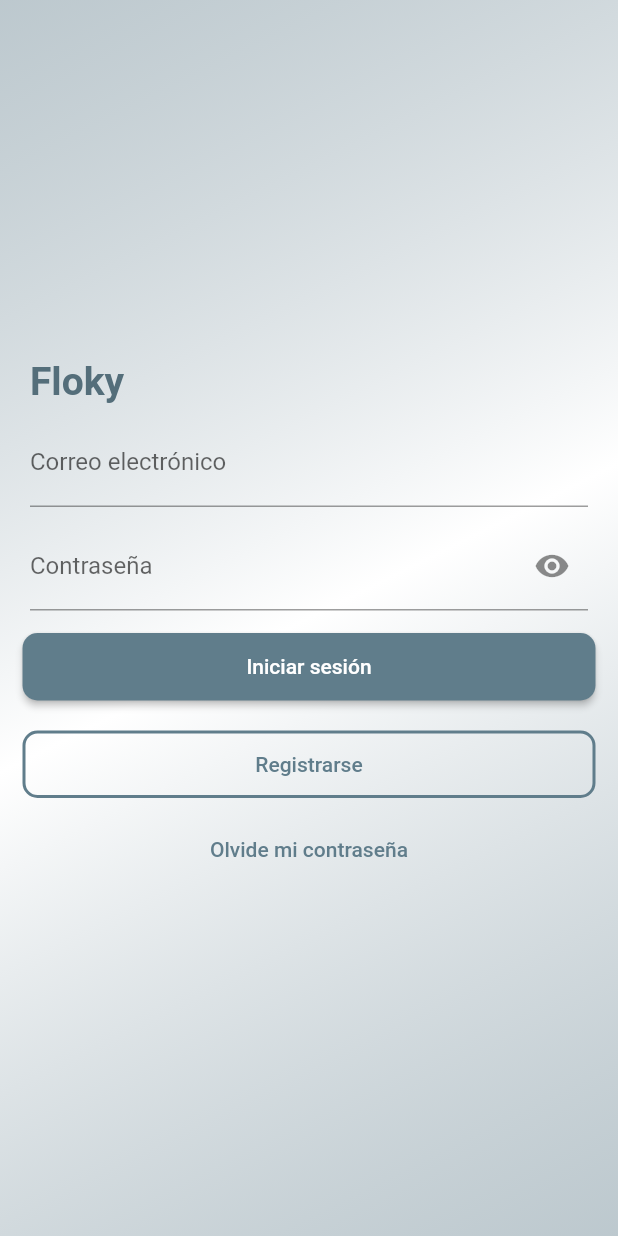
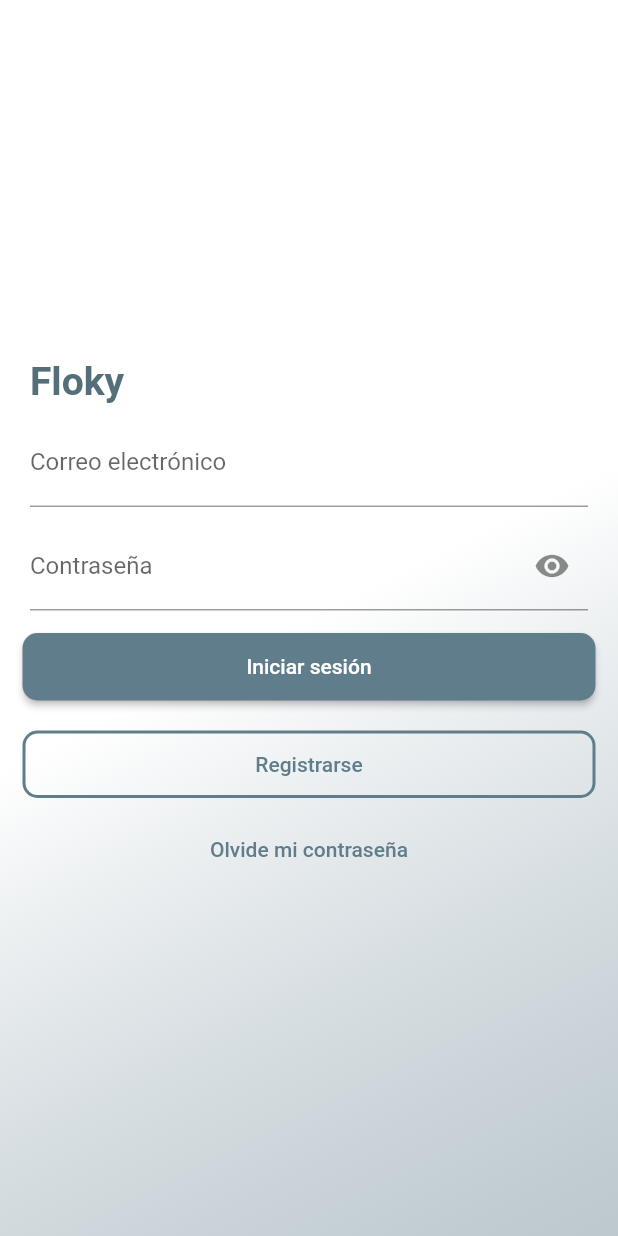
Before and after one commit to jcarloshg/Floky, a Flutter app: the screen it shows after launch, on a phone screen of 412 x 824 dp. Run offline on Flutter 3.47's test engine with Material 2 defaults, Android fonts, the phone set to English and light mode, and no system bars; our stand-ins replace bloc, flutter_bloc, get_it; missing offline and left inert: amplify_api, amplify_auth_cognito, amplify_flutter, safeprint.

Commit message:
create AuthenticateLogin with bloc

```diff
--- a/lib/domain/bloc/authenticate/authenticate_bloc.dart
+++ b/lib/domain/bloc/authenticate/authenticate_bloc.dart
@@ -27,8 +27,6 @@ class AuthenticateBloc extends Bloc<AuthenticateEvent, AuthenticateState> {
         if (response.runtimeType == String) {
           return emit(AuthenticateError(messageError: response));
         }
-
-
       },
     );
   }
--- /dev/null
+++ b/lib/views/pages/authenticate/login/login.providerBloc.dart
@@ -0,0 +1,17 @@
+import 'package:floky/domain/bloc/authenticate/authenticate_bloc.dart';
+import 'package:flutter/material.dart';
+
+class LoginFormController {
+  final TextEditingController emailControl = TextEditingController();
+  final TextEditingController passControl = TextEditingController();
+  LoginFormController();
+}
+
+class AuthenticateLogin extends AuthenticateBloc {
+  GlobalKey<FormState> formLoginKey = GlobalKey<FormState>();
+  final LoginFormController loginFormController = LoginFormController();
+
+  AuthenticateLogin({required super.authenticate}) {
+    on<LogIn>((event, emit) => null);
+  }
+}
--- a/lib/views/pages/authenticate/login/login/login.screen.dart
+++ b/lib/views/pages/authenticate/login/login/login.screen.dart
@@ -32,10 +32,11 @@ class LoginScreen extends StatelessWidget {
     return BoxDecoration(
       // border: Border.all(),
       gradient: LinearGradient(
-        begin: const Alignment(-1.75, -1.75),
+        // begin: const Alignment(-1.75, -1.75),
+        begin: const Alignment(0, 0),
         end: const Alignment(1.75, 1.75),
         colors: [
-          Theme.of(context).primaryColor.withOpacity(0.5),
+          // Theme.of(context).primaryColor.withOpacity(0.5),
           Colors.white,
           Theme.of(context).primaryColor.withOpacity(0.5),
         ],
```
